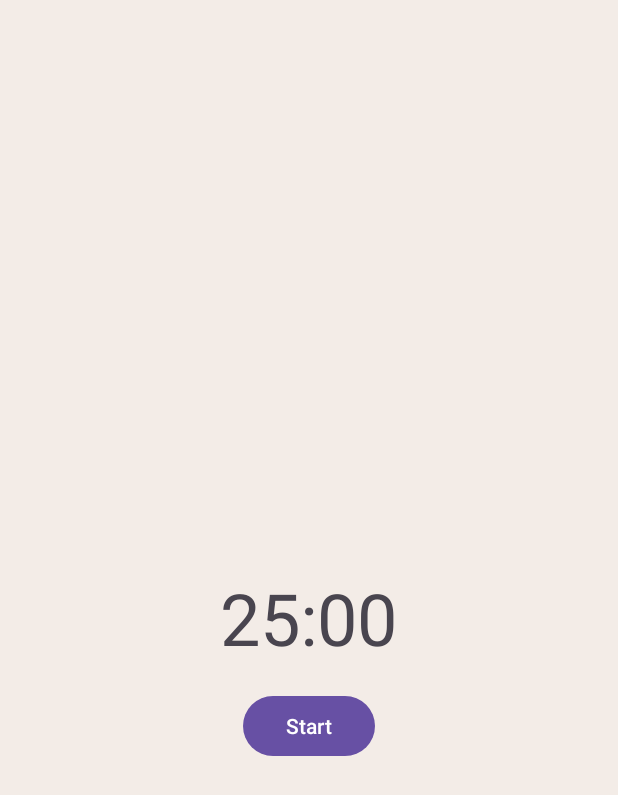
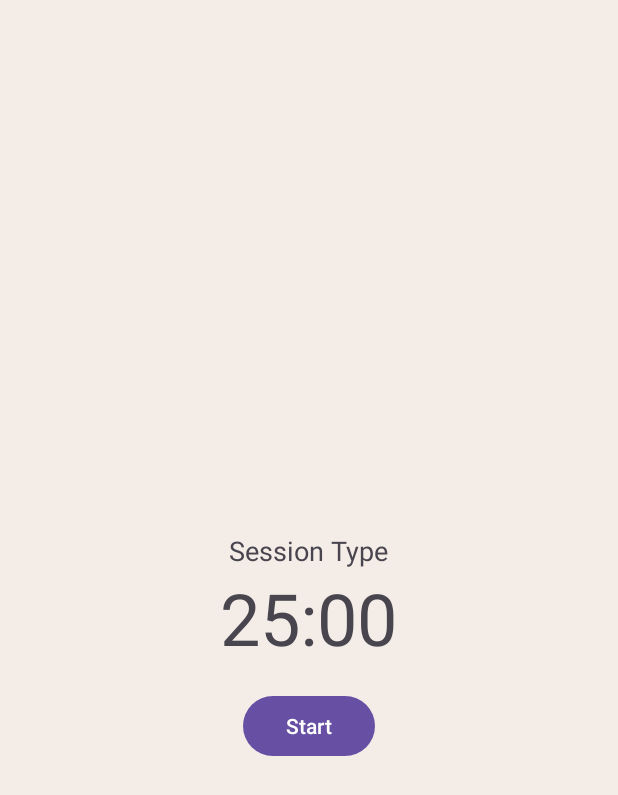
Before and after one commit to CSC207-2023Y-UofT/course-project-tnt, an Android app: the fragment TimerFragment shown on its own in the app's theme, on a phone screen of 412 x 824 dp. Shown: the top 795 px of the screen. Run offline under Robolectric (Android 15) with nearby library versions, the phone set to English and light mode, and no system bars.

Commit message:
Improve UI - addition of "Keep working" or "Take a break" when the work timer or the break timer is running accordingly

```diff
--- a/app/src/main/res/layout/fragment_timer.xml
+++ b/app/src/main/res/layout/fragment_timer.xml
@@ -11,9 +11,19 @@
         android:layout_width="wrap_content"
         android:layout_height="wrap_content"
         android:layout_centerInParent="true"
+        android:text="25:00"
         android:textSize="48sp"
-        android:text="25:00"
         android:visibility="visible" />
+
+    <TextView
+        android:id="@+id/sessionTypeTextView"
+        android:layout_width="wrap_content"
+        android:layout_height="wrap_content"
+        android:text="@string/session_type_default"
+        android:textSize="18sp"
+        android:layout_centerInParent="true"
+        android:layout_marginTop="16dp"
+        android:layout_above="@+id/timerTextView"/>
 
     <Button
         android:id="@+id/startPauseButton"
@@ -33,5 +43,4 @@
         android:layout_marginTop="16dp"
         android:layout_centerHorizontal="true"
         android:visibility="invisible"/>
-
 </RelativeLayout>
--- a/app/src/main/res/values/strings.xml
+++ b/app/src/main/res/values/strings.xml
@@ -8,4 +8,7 @@
     <string name="tasks">Tasks</string>
     <string name="add_task">Add Task</string>
     <string name="task_name">Task Name</string>
+    <string name="session_type_default">Session Type</string>
+    <string name="session_type_work">Keep working</string>
+    <string name="session_type_break">Take a break</string>
 </resources>
```
Also changed, not shown: app/src/main/java/com/example/tester/UI/PomodoroTimer.java (+14 -3 lines).
